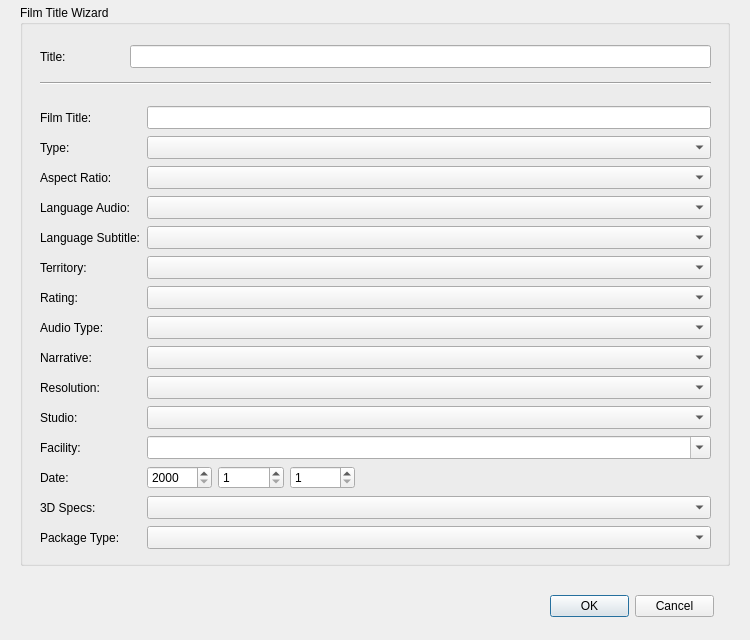
The window that gui/forms/generatetitle.ui (tmeiczin/opendcp) describes before a commit, drawn with Qt 5.
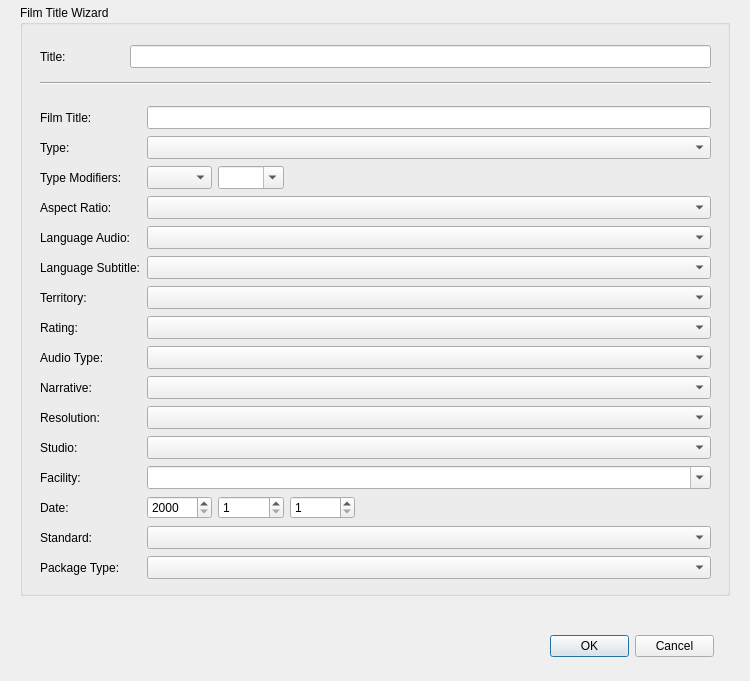
The same window after the commit.

Commit message: updated to digital cinema naming convention V.9

What changed in the file:
```diff
--- a/gui/forms/generatetitle.ui
+++ b/gui/forms/generatetitle.ui
@@ -7,7 +7,7 @@
     <x>0</x>
     <y>0</y>
     <width>750</width>
-    <height>640</height>
+    <height>681</height>
    </rect>
   </property>
   <property name="windowTitle">
@@ -19,7 +19,7 @@
      <x>20</x>
      <y>5</y>
      <width>710</width>
-     <height>561</height>
+     <height>591</height>
     </rect>
    </property>
    <property name="title">
@@ -75,16 +75,58 @@
      <enum>Qt::Horizontal</enum>
     </property>
    </widget>
-   <widget class="QWidget" name="">
+   <widget class="QWidget" name="layoutWidget">
     <property name="geometry">
      <rect>
       <x>20</x>
       <y>100</y>
       <width>671</width>
-      <height>452</height>
+      <height>482</height>
      </rect>
     </property>
     <layout class="QGridLayout" name="gridLayout">
+     <item row="13" column="3">
+      <widget class="QSpinBox" name="dateDaySB">
+       <property name="suffix">
+        <string notr="true"/>
+       </property>
+       <property name="prefix">
+        <string notr="true"/>
+       </property>
+       <property name="minimum">
+        <number>1</number>
+       </property>
+       <property name="maximum">
+        <number>31</number>
+       </property>
+      </widget>
+     </item>
+     <item row="7" column="1" colspan="8">
+      <widget class="QComboBox" name="ratingComboBox">
+       <property name="font">
+        <font>
+         <family>Courier</family>
+        </font>
+       </property>
+       <property name="acceptDrops">
+        <bool>false</bool>
+       </property>
+       <property name="maxVisibleItems">
+        <number>10</number>
+       </property>
+       <property name="sizeAdjustPolicy">
+        <enum>QComboBox::AdjustToContentsOnFirstShow</enum>
+       </property>
+       <property name="frame">
+        <bool>true</bool>
+       </property>
+       <item>
+        <property name="text">
+         <string/>
+        </property>
+       </item>
+      </widget>
+     </item>
      <item row="0" column="0">
       <widget class="QLabel" name="filmLabel">
        <property name="text">
@@ -131,14 +173,14 @@
        </item>
       </widget>
      </item>
-     <item row="2" column="0">
+     <item row="3" column="0">
       <widget class="QLabel" name="aspectLabel">
        <property name="text">
         <string>Aspect Ratio:</string>
        </property>
       </widget>
      </item>
-     <item row="2" column="1" colspan="8">
+     <item row="3" column="1" colspan="8">
       <widget class="QComboBox" name="aspectComboBox">
        <property name="font">
         <font>
@@ -152,14 +194,14 @@
        </item>
       </widget>
      </item>
-     <item row="3" column="0">
+     <item row="4" column="0">
       <widget class="QLabel" name="languageAudioLabel">
        <property name="text">
         <string>Language Audio:</string>
        </property>
       </widget>
      </item>
-     <item row="3" column="1" colspan="8">
+     <item row="4" column="1" colspan="8">
       <widget class="QComboBox" name="languageAudioComboBox">
        <property name="font">
         <font>
@@ -173,14 +215,14 @@
        </item>
       </widget>
      </item>
-     <item row="4" column="0">
+     <item row="5" column="0">
       <widget class="QLabel" name="languageSubtitleLabel">
        <property name="text">
         <string>Language Subtitle:</string>
        </property>
       </widget>
      </item>
-     <item row="4" column="1" colspan="8">
+     <item row="5" column="1" colspan="8">
       <widget class="QComboBox" name="languageSubtitleComboBox">
        <property name="font">
         <font>
@@ -199,14 +241,14 @@
        </item>
       </widget>
      </item>
-     <item row="5" column="0">
+     <item row="6" column="0">
       <widget class="QLabel" name="territoryLabel">
        <property name="text">
         <string>Territory:</string>
        </property>
       </widget>
      </item>
-     <item row="5" column="1" colspan="8">
+     <item row="6" column="1" colspan="8">
       <widget class="QComboBox" name="territoryComboBox">
        <property name="font">
         <font>
@@ -220,47 +262,21 @@
        </item>
       </widget>
      </item>
-     <item row="6" column="0">
+     <item row="7" column="0">
       <widget class="QLabel" name="ratingLabel">
        <property name="text">
         <string>Rating:</string>
        </property>
       </widget>
      </item>
-     <item row="6" column="1" colspan="8">
-      <widget class="QComboBox" name="ratingComboBox">
-       <property name="font">
-        <font>
-         <family>Courier</family>
-        </font>
-       </property>
-       <property name="acceptDrops">
-        <bool>false</bool>
-       </property>
-       <property name="maxVisibleItems">
-        <number>10</number>
-       </property>
-       <property name="sizeAdjustPolicy">
-        <enum>QComboBox::AdjustToContentsOnFirstShow</enum>
-       </property>
-       <property name="frame">
-        <bool>true</bool>
-       </property>
-       <item>
-        <property name="text">
-         <string/>
-        </property>
-       </item>
-      </widget>
-     </item>
-     <item row="7" column="0">
+     <item row="8" column="0">
       <widget class="QLabel" name="audioLabel">
        <property name="text">
         <string>Audio Type:</string>
        </property>
       </widget>
      </item>
-     <item row="7" column="1" colspan="8">
+     <item row="8" column="1" colspan="8">
       <widget class="QComboBox" name="audioComboBox">
        <property name="font">
         <font>
@@ -274,14 +290,14 @@
        </item>
       </widget>
      </item>
-     <item row="8" column="0">
+     <item row="9" column="0">
       <widget class="QLabel" name="narrativeLabel">
        <property name="text">
         <string>Narrative:</string>
        </property>
       </widget>
      </item>
-     <item row="8" column="1" colspan="8">
+     <item row="9" column="1" colspan="8">
       <widget class="QComboBox" name="narrativeComboBox">
        <property name="font">
         <font>
@@ -301,14 +317,14 @@
        </item>
       </widget>
      </item>
-     <item row="9" column="0">
+     <item row="10" column="0">
       <widget class="QLabel" name="resolutionLabel">
        <property name="text">
         <string>Resolution:</string>
        </property>
       </widget>
      </item>
-     <item row="9" column="1" colspan="8">
+     <item row="10" column="1" colspan="8">
       <widget class="QComboBox" name="resolutionComboBox">
        <property name="font">
         <font>
@@ -322,14 +338,14 @@
        </item>
       </widget>
      </item>
-     <item row="10" column="0">
+     <item row="11" column="0">
       <widget class="QLabel" name="studioLabel">
        <property name="text">
         <string>Studio:</string>
        </property>
       </widget>
      </item>
-     <item row="10" column="1" colspan="8">
+     <item row="11" column="1" colspan="8">
       <widget class="QComboBox" name="studioComboBox">
        <property name="font">
         <font>
@@ -346,14 +362,14 @@
        </item>
       </widget>
      </item>
-     <item row="11" column="0">
+     <item row="12" column="0">
       <widget class="QLabel" name="studioLabel_2">
        <property name="text">
         <string>Facility:</string>
        </property>
       </widget>
      </item>
-     <item row="11" column="1" colspan="8">
+     <item row="12" column="1" colspan="8">
       <widget class="QComboBox" name="facilityComboBox">
        <property name="font">
         <font>
@@ -370,14 +386,14 @@
        </item>
       </widget>
      </item>
-     <item row="12" column="0">
+     <item row="13" column="0">
       <widget class="QLabel" name="dateLabel">
        <property name="text">
         <string>Date:</string>
        </property>
       </widget>
      </item>
-     <item row="12" column="1">
+     <item row="13" column="1">
       <widget class="QSpinBox" name="dateYearSB">
        <property name="suffix">
         <string notr="true"/>
@@ -393,35 +409,35 @@
        </property>
       </widget>
      </item>
-     <item row="13" column="0">
-      <widget class="QLabel" name="steroscopicLabel">
-       <property name="text">
-        <string>3D Specs:</string>
-       </property>
-      </widget>
-     </item>
-     <item row="13" column="1" colspan="8">
-      <widget class="QComboBox" name="stereoscopicComboBox">
-       <property name="font">
-        <font>
-         <family>Courier</family>
-        </font>
-       </property>
-       <item>
-        <property name="text">
-         <string/>
-        </property>
-       </item>
-      </widget>
-     </item>
      <item row="14" column="0">
+      <widget class="QLabel" name="steroscopicLabel">
+       <property name="text">
+        <string>Standard:</string>
+       </property>
+      </widget>
+     </item>
+     <item row="14" column="1" colspan="8">
+      <widget class="QComboBox" name="standardComboBox">
+       <property name="font">
+        <font>
+         <family>Courier</family>
+        </font>
+       </property>
+       <item>
+        <property name="text">
+         <string/>
+        </property>
+       </item>
+      </widget>
+     </item>
+     <item row="15" column="0">
       <widget class="QLabel" name="packageLabel">
        <property name="text">
         <string>Package Type:</string>
        </property>
       </widget>
      </item>
-     <item row="14" column="1" colspan="8">
+     <item row="15" column="1" colspan="8">
       <widget class="QComboBox" name="packageComboBox">
        <property name="font">
         <font>
@@ -435,7 +451,7 @@
        </item>
       </widget>
      </item>
-     <item row="12" column="2">
+     <item row="13" column="2">
       <widget class="QSpinBox" name="dateMonthSB">
        <property name="suffix">
         <string notr="true"/>
@@ -451,20 +467,42 @@
        </property>
       </widget>
      </item>
-     <item row="12" column="3">
-      <widget class="QSpinBox" name="dateDaySB">
-       <property name="suffix">
-        <string notr="true"/>
+     <item row="2" column="0">
+      <widget class="QLabel" name="label">
+       <property name="text">
+        <string>Type Modifiers:</string>
        </property>
-       <property name="prefix">
-        <string notr="true"/>
+      </widget>
+     </item>
+     <item row="2" column="1">
+      <widget class="QComboBox" name="stereoscopicComboBox">
+       <property name="font">
+        <font>
+         <family>Courier</family>
+        </font>
        </property>
-       <property name="minimum">
-        <number>1</number>
+       <item>
+        <property name="text">
+         <string/>
+        </property>
+       </item>
+      </widget>
+     </item>
+     <item row="2" column="2">
+      <widget class="QComboBox" name="framerateComboBox">
+       <property name="font">
+        <font>
+         <family>Courier</family>
+        </font>
        </property>
-       <property name="maximum">
-        <number>31</number>
+       <property name="editable">
+        <bool>true</bool>
        </property>
+       <item>
+        <property name="text">
+         <string/>
+        </property>
+       </item>
       </widget>
      </item>
     </layout>
@@ -474,7 +512,7 @@
    <property name="geometry">
     <rect>
      <x>550</x>
-     <y>590</y>
+     <y>630</y>
      <width>164</width>
      <height>32</height>
     </rect>
```
Left out of the diff: 2 changed lines with no effect on the pictures. The commit also changes 2 other files.
